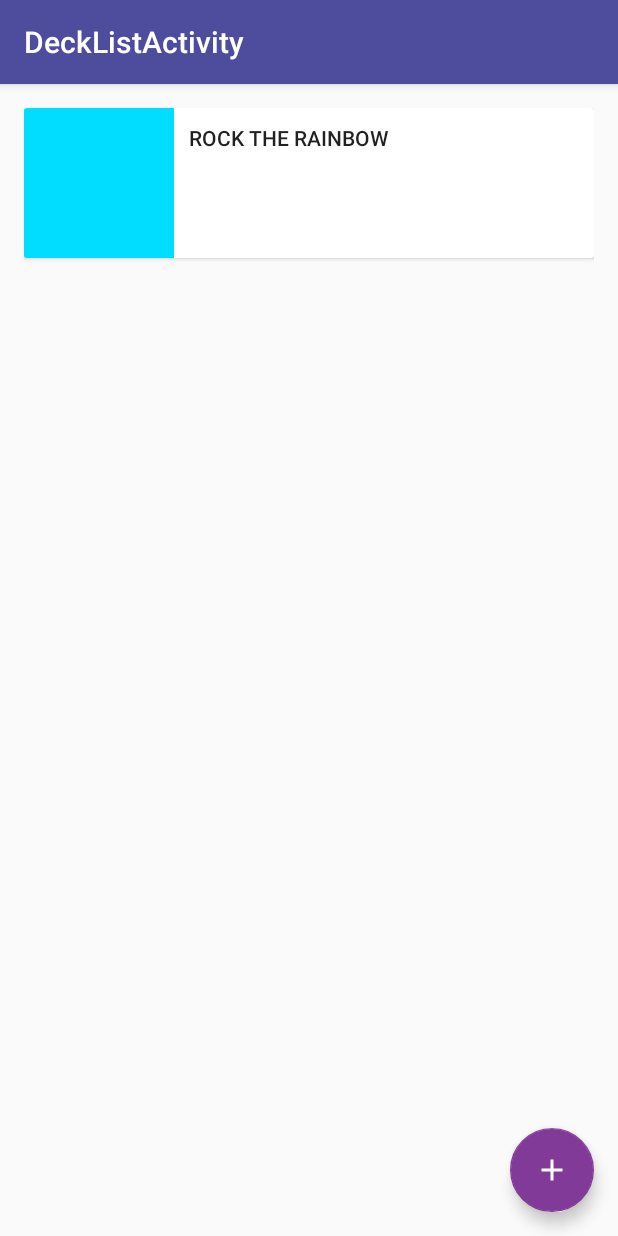
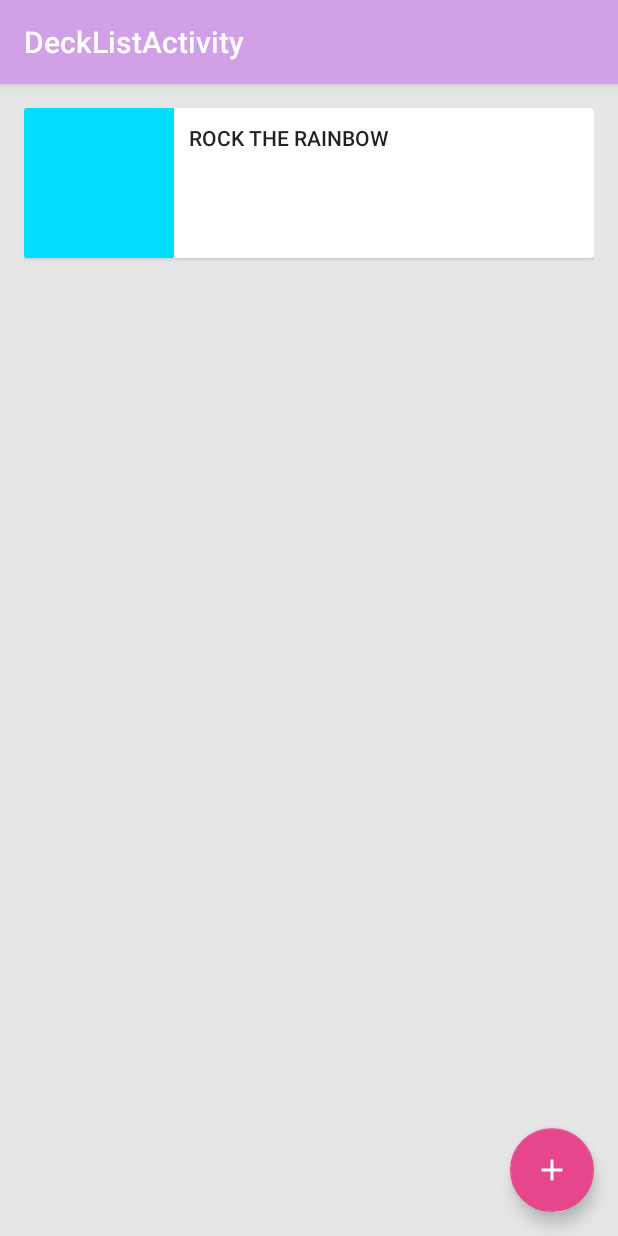
Before and after one commit to ChrisFhey/EquestriCard, an Android app: the DeckListActivity screen opened directly, with no data from a screen before it, on a phone screen of 412 x 824 dp. Run offline under Robolectric (Android 15) with nearby library versions, the light colour scheme and no system bars.

Commit message:
Changed app colours, and set background colour

```diff
--- a/app/src/main/res/values/colors.xml
+++ b/app/src/main/res/values/colors.xml
@@ -1,7 +1,8 @@
 <?xml version="1.0" encoding="utf-8"?>
 <resources>
-    <color name="colorPrimary">#4e4d9d</color>
-    <color name="colorPrimaryDark">#363090</color>
-    <color name="colorAccent">#813a97</color>
+    <color name="colorPrimary">#d2a0e7</color>
+    <color name="colorPrimaryDark">#a56ac6</color>
+    <color name="colorAccent">#e6468c</color>
     <color name="MLP_dark">#7a52a2</color>
+    <color name="windowBackgroundColour">#e6e6e6</color>
 </resources>
--- a/app/src/main/res/values/styles.xml
+++ b/app/src/main/res/values/styles.xml
@@ -6,6 +6,7 @@
         <item name="colorPrimary">@color/colorPrimary</item>
         <item name="colorPrimaryDark">@color/colorPrimaryDark</item>
         <item name="colorAccent">@color/colorAccent</item>
+        <item name="android:windowBackground">@color/windowBackgroundColour</item>
     </style>
 
     <style name="AppTheme.NoActionBar">
```
